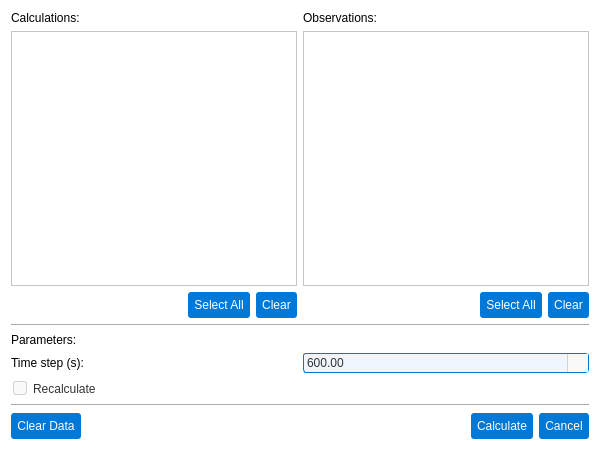
Before: the Qt Designer form pastrocore/gui_pyside/dialog_calculations.ui in Torward1024/pAstroCORE, drawn with Qt 5.
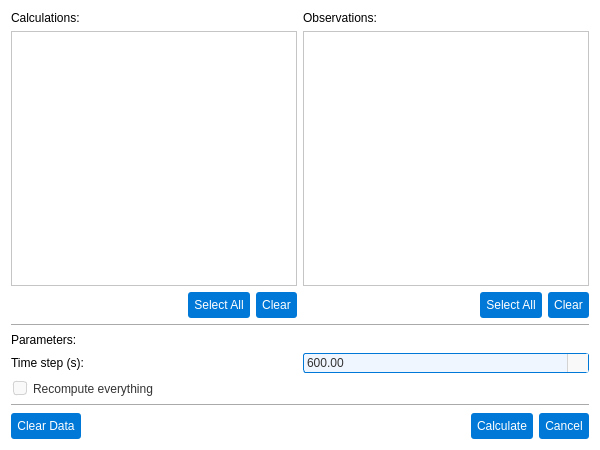
After: the same form once the commit is applied. Icons and pictures are not drawn.

Commit message: 13.08.2026 -- The tick box asks for a recomputation instead of a clearance.

Diff of the .ui file:
```diff
--- a/pastrocore/gui_pyside/dialog_calculations.ui
+++ b/pastrocore/gui_pyside/dialog_calculations.ui
@@ -503,7 +503,7 @@
 }</string>
        </property>
        <property name="text">
-        <string>Recalculate</string>
+        <string>Recompute everything</string>
        </property>
        <property name="checked">
         <bool>true</bool>
```
Left out of the diff: 3 changed lines with no effect on the pictures. The commit also changes 2 other files.
